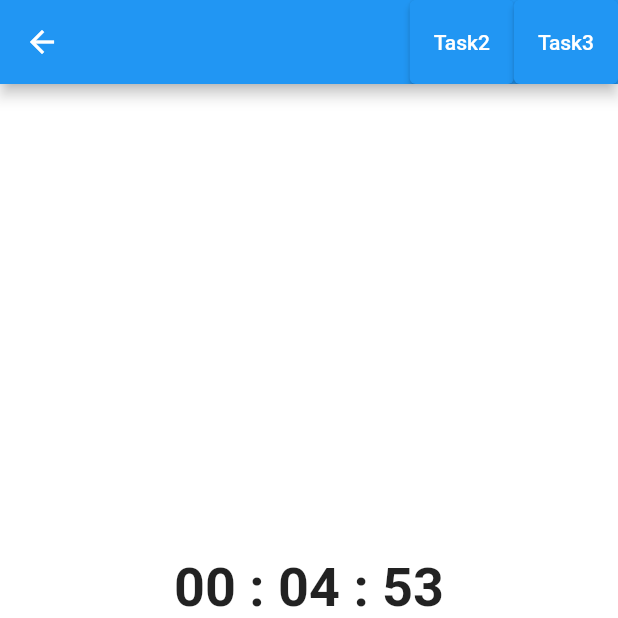
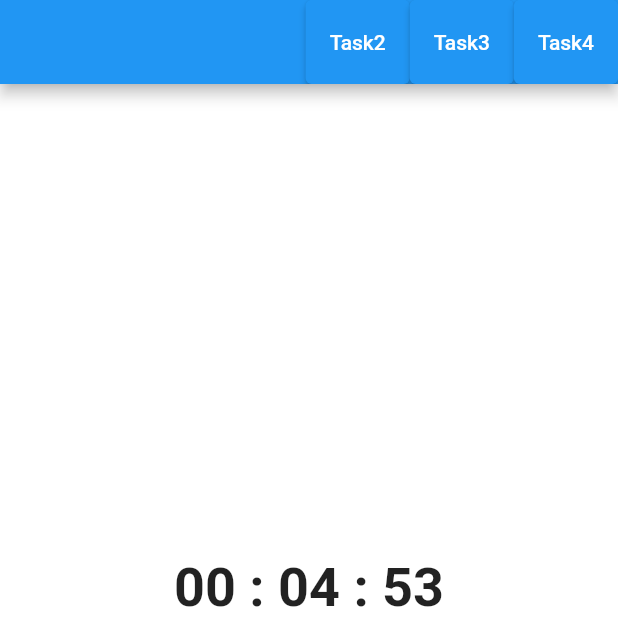
Before and after one commit to asmitzz/flutter_tasks, a Flutter app: the screen it shows after launch, on a phone screen of 412 x 824 dp, the top half of it. Run offline on Flutter 3.47's test engine with Material 2 defaults, Android fonts, the phone set to English and light mode, and no system bars; our stand-ins replace dio, fluttertoast, permission_handler; missing offline and left inert: ndialog.

```diff
--- a/lib/main.dart
+++ b/lib/main.dart
@@ -24,10 +24,10 @@ class MyApp extends StatelessWidget {
       builder: (context, child) {
         return MaterialApp(
           title: "Flutter Tasks",
-          initialRoute: "/timer",
+          initialRoute: "/",
           routes: {
-            "/": (context) => const MyPainter(),
-            "/timer": (context) => const TimerScreen(),
+            "/": (context) => const TimerScreen(),
+            "/painter": (context) => const MyPainter(),
             "/download": (context) => const DownloadFile(),
             "/weather": (context) => const CurrentWeatherScreen(),
           },
--- a/lib/screens/task1_timer.dart
+++ b/lib/screens/task1_timer.dart
@@ -67,7 +67,15 @@ class _TimerScreenState extends State<TimerScreen> with WidgetsBindingObserver {
               onPressed: () async {
                 await Navigator.pushNamed(context, "/download");
               },
-              child: const Text("Task3"))
+              child: const Text("Task3")),
+               ElevatedButton(
+              onPressed: () async {
+                if (timeProvider.time != 0) {
+                  timeProvider.pauseTime();
+                }
+                await Navigator.pushNamed(context, "/painter");
+              },
+              child: const Text("Task4")),
         ],
       ),
       body: SizedBox(
--- a/pubspec.yaml
+++ b/pubspec.yaml
@@ -43,6 +43,7 @@ dependencies:
   device_info: ^2.0.3
   dio: ^4.0.0
   ndialog: ^4.1.0
+  fluttertoast: ^8.0.8
 
 dev_dependencies:
   flutter_test:
```
Also changed, not shown: lib/screens/task3_download_file.dart (+26 -14 lines), pubspec.lock, 1 other file.
